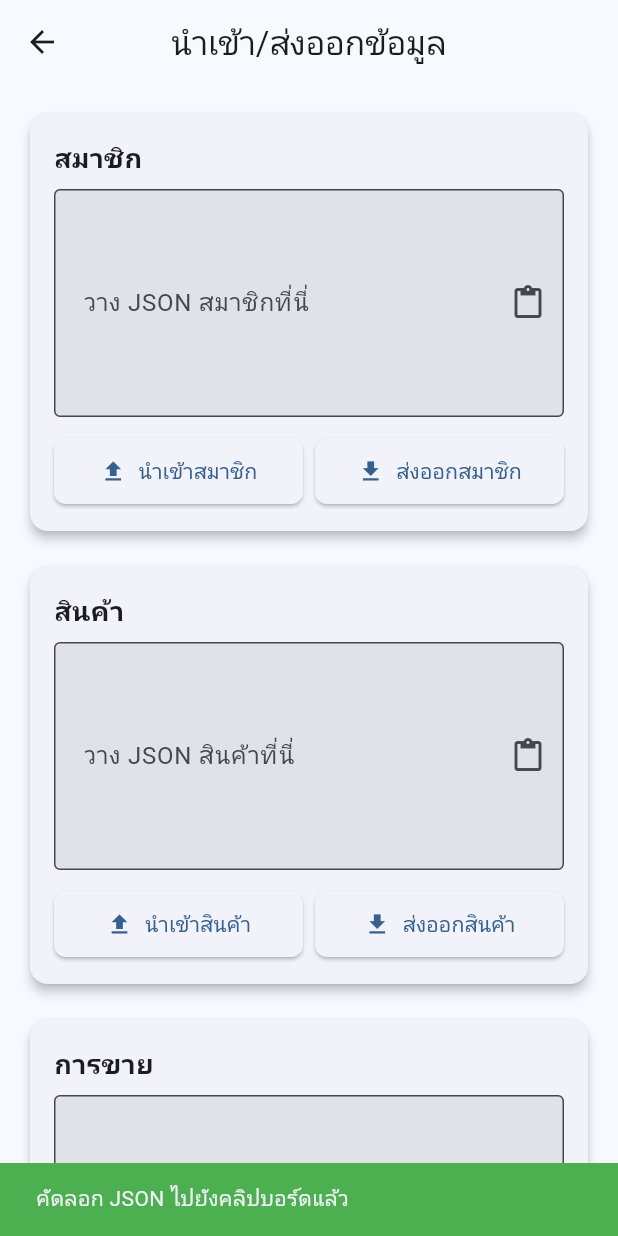
After one commit to Krittarit/shop_management_app, a Flutter app: the ImportExportScreen screen opened by its route, after a tap on an icon or button, on a phone screen of 412 x 824 dp. The commit adds this screen. Run offline on Flutter 3.47's test engine with Material 3 defaults, Android fonts, the phone set to English and light mode, and no system bars; our stand-ins replace cached_network_image, cloud_firestore, firebase_core, fl_chart, flutter_slidable, shared_preferences; missing offline and left inert: clipboard; accounts and stored records are empty.

Commit message:
add Import and Export Data / day fix

```diff
--- /dev/null
+++ b/lib/screens/data/import_export_screen.dart
@@ -0,0 +1,213 @@
+import 'package:flutter/material.dart';
+import 'package:clipboard/clipboard.dart';
+import 'package:provider/provider.dart';
+import 'package:shop_management_app/services/data_service.dart';
+
+class ImportExportScreen extends StatefulWidget {
+  const ImportExportScreen({super.key});
+
+  @override
+  State<ImportExportScreen> createState() => _ImportExportScreenState();
+}
+
+class _ImportExportScreenState extends State<ImportExportScreen> {
+  final _membersController = TextEditingController();
+  final _productsController = TextEditingController();
+  final _salesController = TextEditingController();
+  bool _isLoading = false;
+
+  @override
+  void dispose() {
+    _membersController.dispose();
+    _productsController.dispose();
+    _salesController.dispose();
+    super.dispose();
+  }
+
+  Future<bool> _confirmImport(BuildContext context) async {
+    final confirm = await showDialog<bool>(
+      context: context,
+      builder: (context) => AlertDialog(
+        title: const Text('ยืนยันการนำเข้า'),
+        content: const Text(
+            'การนำเข้าจะลบข้อมูลเดิมทั้งหมด ต้องการดำเนินการต่อหรือไม่?'),
+        actions: [
+          TextButton(
+            onPressed: () => Navigator.pop(context, false),
+            child: const Text('ยกเลิก'),
+          ),
+          TextButton(
+            onPressed: () => Navigator.pop(context, true),
+            child: const Text('ยืนยัน'),
+          ),
+        ],
+      ),
+    );
+    return confirm ?? false;
+  }
+
+  Future<void> _importData(String collection, TextEditingController controller,
+      DataService dataService) async {
+    if (controller.text.isEmpty) {
+      ScaffoldMessenger.of(context).showSnackBar(
+        const SnackBar(
+            content: Text('กรุณาวาง JSON ก่อน'), backgroundColor: Colors.red),
+      );
+      return;
+    }
+
+    if (!await _confirmImport(context)) return;
+
+    setState(() {
+      _isLoading = true;
+    });
+
+    final success =
+        await dataService.importCollection(collection, controller.text);
+    setState(() {
+      _isLoading = false;
+    });
+
+    ScaffoldMessenger.of(context).showSnackBar(
+      SnackBar(
+        content: Text(success ? 'นำเข้าข้อมูลสำเร็จ' : 'นำเข้าข้อมูลล้มเหลว'),
+        backgroundColor: success ? Colors.green : Colors.red,
+      ),
+    );
+
+    if (success) {
+      controller.clear();
+    }
+  }
+
+  Future<void> _exportData(String collection, DataService dataService) async {
+    setState(() {
+      _isLoading = true;
+    });
+
+    String json;
+    switch (collection) {
+      case 'members':
+        json = await dataService.exportMembers();
+        break;
+      case 'products':
+        json = await dataService.exportProducts();
+        break;
+      case 'sales':
+        json = await dataService.exportSales();
+        break;
+      default:
+        return;
+    }
+
+    setState(() {
+      _isLoading = false;
+    });
+
+    await FlutterClipboard.copy(json);
+    ScaffoldMessenger.of(context).showSnackBar(
+      const SnackBar(
+          content: Text('คัดลอก JSON ไปยังคลิปบอร์ดแล้ว'),
+          backgroundColor: Colors.green),
+    );
+  }
+
+  Future<void> _pasteFromClipboard(TextEditingController controller) async {
+    final text = await FlutterClipboard.paste();
+    controller.text = text;
+  }
+
+  Widget _buildSection(String title, TextEditingController controller,
+      String collection, DataService dataService) {
+    return Card(
+      elevation: 3,
+      shape: RoundedRectangleBorder(borderRadius: BorderRadius.circular(12)),
+      child: Padding(
+        padding: const EdgeInsets.all(16.0),
+        child: Column(
+          crossAxisAlignment: CrossAxisAlignment.start,
+          children: [
+            Text(
+              title,
+              style: const TextStyle(fontSize: 18, fontWeight: FontWeight.bold),
+            ),
+            const SizedBox(height: 8),
+            TextField(
+              controller: controller,
+              maxLines: 5,
+              decoration: InputDecoration(
+                labelText: 'วาง JSON $titleที่นี่',
+                border: const OutlineInputBorder(),
+                suffixIcon: IconButton(
+                  icon: const Icon(Icons.paste),
+                  onPressed: () => _pasteFromClipboard(controller),
+                  tooltip: 'วางจากคลิปบอร์ด',
+                ),
+              ),
+            ),
+            const SizedBox(height: 12),
+            Row(
+              children: [
+                Expanded(
+                  child: ElevatedButton.icon(
+                    icon: const Icon(Icons.upload),
+                    label: Text('นำเข้า$title'),
+                    onPressed: _isLoading
+                        ? null
+                        : () =>
+                            _importData(collection, controller, dataService),
+                  ),
+                ),
+                const SizedBox(width: 8),
+                Expanded(
+                  child: ElevatedButton.icon(
+                    icon: const Icon(Icons.download),
+                    label: Text('ส่งออก$title'),
+                    onPressed: _isLoading
+                        ? null
+                        : () => _exportData(collection, dataService),
+                  ),
+                ),
+              ],
+            ),
+          ],
+        ),
+      ),
+    );
+  }
+
+  @override
+  Widget build(BuildContext context) {
+    final dataService = Provider.of<DataService>(context, listen: false);
+
+    return Scaffold(
+      appBar: AppBar(
+        title: const Text('นำเข้า/ส่งออกข้อมูล'),
+      ),
+      body: Stack(
+        children: [
+          SingleChildScrollView(
+            padding: const EdgeInsets.all(16.0),
+            child: Column(
+              crossAxisAlignment: CrossAxisAlignment.start,
+              children: [
+                _buildSection(
+                    'สมาชิก', _membersController, 'members', dataService),
+                const SizedBox(height: 16),
+                _buildSection(
+                    'สินค้า', _productsController, 'products', dataService),
+                const SizedBox(height: 16),
+                _buildSection('การขาย', _salesController, 'sales', dataService),
+              ],
+            ),
+          ),
+          if (_isLoading)
+            Container(
+              color: Colors.black.withOpacity(0.5),
+              child: const Center(child: CircularProgressIndicator()),
+            ),
+        ],
+      ),
+    );
+  }
+}
--- a/pubspec.yaml
+++ b/pubspec.yaml
@@ -26,6 +26,8 @@ dependencies:
   fl_chart: ^0.64.0
   intl: ^0.19.0
   shared_preferences: ^2.2.0
+  path_provider: ^2.1.5
+  clipboard: ^0.1.3
 
 dev_dependencies:
   flutter_test:
```
Also changed, not shown: lib/main.dart (+6 -2 lines), lib/screens/sale/sale_history.dart (+6 -2 lines), lib/services/data_service.dart (added, +99 -0 lines), lib/widgets/custom_drawer.dart (+12 -32 lines), pubspec.lock, 3 other files.
